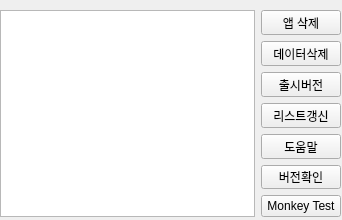
First picture: the form in ui/installedList.ui, repository jeongjeongguk/ADB_pyQT5, before the edit.
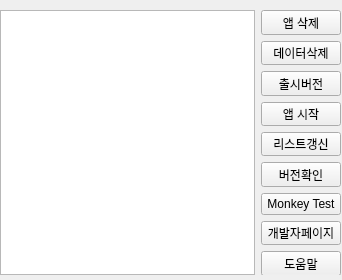
Second picture: the form after the edit. Icons and pictures are not drawn.

Commit message: [UI부분만 수정] 커맨드창 제목표시줄 커스텀제거. 설치앱리스트창에 앱시작/개발자페이지 버튼UI 추가.

The edit to the form file:
```diff
--- a/ui/installedList.ui
+++ b/ui/installedList.ui
@@ -7,7 +7,7 @@
     <x>0</x>
     <y>0</y>
     <width>342</width>
-    <height>220</height>
+    <height>280</height>
    </rect>
   </property>
   <property name="sizePolicy">
@@ -19,13 +19,13 @@
   <property name="minimumSize">
    <size>
     <width>342</width>
-    <height>220</height>
+    <height>280</height>
    </size>
   </property>
   <property name="maximumSize">
    <size>
     <width>342</width>
-    <height>220</height>
+    <height>280</height>
    </size>
   </property>
   <property name="baseSize">
@@ -47,7 +47,7 @@
      <x>0</x>
      <y>10</y>
      <width>341</width>
-     <height>207</height>
+     <height>265</height>
     </rect>
    </property>
    <layout class="QHBoxLayout" name="horizontalLayout">
@@ -81,6 +81,13 @@
         </property>
        </widget>
       </item>
+      <item>
+       <widget class="QPushButton" name="MonkeyTest_2">
+        <property name="text">
+         <string>앱 시작</string>
+        </property>
+       </widget>
+      </item>
       <item>
        <widget class="QPushButton" name="pushButton_4">
         <property name="text">
@@ -88,13 +95,6 @@
         </property>
        </widget>
       </item>
-      <item>
-       <widget class="QPushButton" name="pushButton_5">
-        <property name="text">
-         <string>도움말</string>
-        </property>
-       </widget>
-      </item>
       <item>
        <widget class="QPushButton" name="pushButton_6">
         <property name="text">
@@ -109,6 +109,20 @@
         </property>
        </widget>
       </item>
+      <item>
+       <widget class="QPushButton" name="MonkeyTest_3">
+        <property name="text">
+         <string>개발자페이지</string>
+        </property>
+       </widget>
+      </item>
+      <item>
+       <widget class="QPushButton" name="pushButton_5">
+        <property name="text">
+         <string>도움말</string>
+        </property>
+       </widget>
+      </item>
       <item>
        <spacer name="verticalSpacer">
         <property name="orientation">
```
The commit also changes 2 other files.
